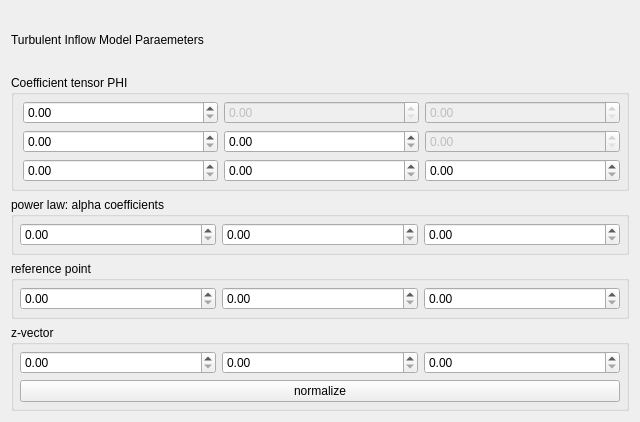
The window that popupWindows/inflowparameterwidget.ui (NHERI-SimCenter/CWE-Simulation-Tool) describes before a commit, drawn with Qt 5.
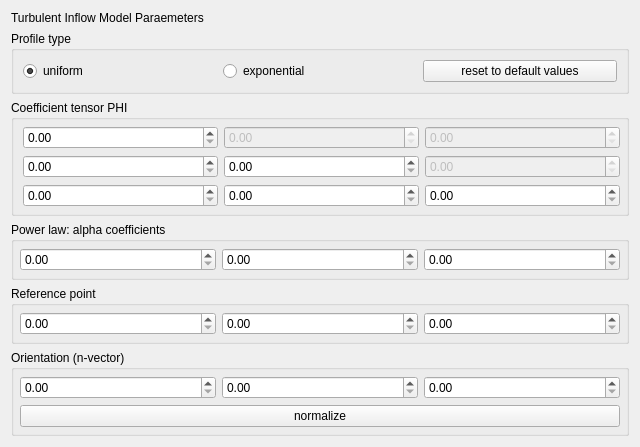
The same window after the commit.

The edit to the form file:
```diff
--- a/popupWindows/inflowparameterwidget.ui
+++ b/popupWindows/inflowparameterwidget.ui
@@ -14,6 +14,76 @@
    <string>Frame</string>
   </property>
   <layout class="QGridLayout" name="gridLayout">
+   <item row="1" column="0">
+    <widget class="QGroupBox" name="typeSelectionGroup">
+     <property name="title">
+      <string>Profile type</string>
+     </property>
+     <layout class="QHBoxLayout" name="horizontalLayout">
+      <item>
+       <widget class="QRadioButton" name="selectUniform">
+        <property name="text">
+         <string>uniform</string>
+        </property>
+        <property name="checked">
+         <bool>true</bool>
+        </property>
+       </widget>
+      </item>
+      <item>
+       <widget class="QRadioButton" name="selectExponential">
+        <property name="text">
+         <string>exponential</string>
+        </property>
+       </widget>
+      </item>
+      <item>
+       <widget class="QPushButton" name="resetButton">
+        <property name="text">
+         <string>reset to default values</string>
+        </property>
+       </widget>
+      </item>
+     </layout>
+    </widget>
+   </item>
+   <item row="9" column="0">
+    <widget class="QGroupBox" name="zVectorGroup">
+     <property name="title">
+      <string>Orientation (n-vector)</string>
+     </property>
+     <layout class="QGridLayout" name="gridLayout_3">
+      <property name="leftMargin">
+       <number>6</number>
+      </property>
+      <property name="topMargin">
+       <number>6</number>
+      </property>
+      <property name="rightMargin">
+       <number>6</number>
+      </property>
+      <property name="bottomMargin">
+       <number>6</number>
+      </property>
+      <item row="1" column="2">
+       <widget class="QDoubleSpinBox" name="zVector3"/>
+      </item>
+      <item row="2" column="0" colspan="3">
+       <widget class="QPushButton" name="btnNormalize">
+        <property name="text">
+         <string>normalize</string>
+        </property>
+       </widget>
+      </item>
+      <item row="1" column="0">
+       <widget class="QDoubleSpinBox" name="zVector1"/>
+      </item>
+      <item row="1" column="1">
+       <widget class="QDoubleSpinBox" name="zVector2"/>
+      </item>
+     </layout>
+    </widget>
+   </item>
    <item row="0" column="0">
     <widget class="QLabel" name="headerLabel">
      <property name="text">
@@ -21,10 +91,10 @@
      </property>
     </widget>
    </item>
-   <item row="5" column="0">
+   <item row="6" column="0">
     <widget class="QGroupBox" name="alphaParameterGroup">
      <property name="title">
-      <string>power law: alpha coefficients</string>
+      <string>Power law: alpha coefficients</string>
      </property>
      <layout class="QGridLayout" name="gridLayout_5">
       <property name="leftMargin">
@@ -51,7 +121,7 @@
      </layout>
     </widget>
    </item>
-   <item row="1" column="0">
+   <item row="2" column="0">
     <widget class="QGroupBox" name="phiTensorGroup">
      <property name="title">
       <string>Coefficient tensor PHI</string>
@@ -108,10 +178,10 @@
      </layout>
     </widget>
    </item>
-   <item row="7" column="0">
+   <item row="8" column="0">
     <widget class="QGroupBox" name="referencePointGroup">
      <property name="title">
-      <string>reference point</string>
+      <string>Reference point</string>
      </property>
      <layout class="QGridLayout" name="gridLayout_4">
       <property name="leftMargin">
@@ -138,43 +208,6 @@
      </layout>
     </widget>
    </item>
-   <item row="8" column="0">
-    <widget class="QGroupBox" name="zVectorGroup">
-     <property name="title">
-      <string>z-vector</string>
-     </property>
-     <layout class="QGridLayout" name="gridLayout_3">
-      <property name="leftMargin">
-       <number>6</number>
-      </property>
-      <property name="topMargin">
-       <number>6</number>
-      </property>
-      <property name="rightMargin">
-       <number>6</number>
-      </property>
-      <property name="bottomMargin">
-       <number>6</number>
-      </property>
-      <item row="1" column="2">
-       <widget class="QDoubleSpinBox" name="zVector3"/>
-      </item>
-      <item row="2" column="0" colspan="3">
-       <widget class="QPushButton" name="btnNormalize">
-        <property name="text">
-         <string>normalize</string>
-        </property>
-       </widget>
-      </item>
-      <item row="1" column="0">
-       <widget class="QDoubleSpinBox" name="zVector1"/>
-      </item>
-      <item row="1" column="1">
-       <widget class="QDoubleSpinBox" name="zVector2"/>
-      </item>
-     </layout>
-    </widget>
-   </item>
   </layout>
  </widget>
  <resources/>
```
